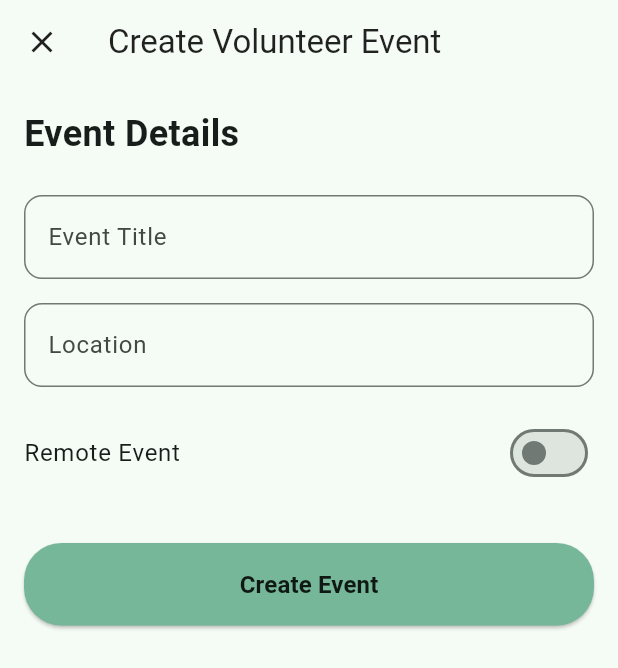
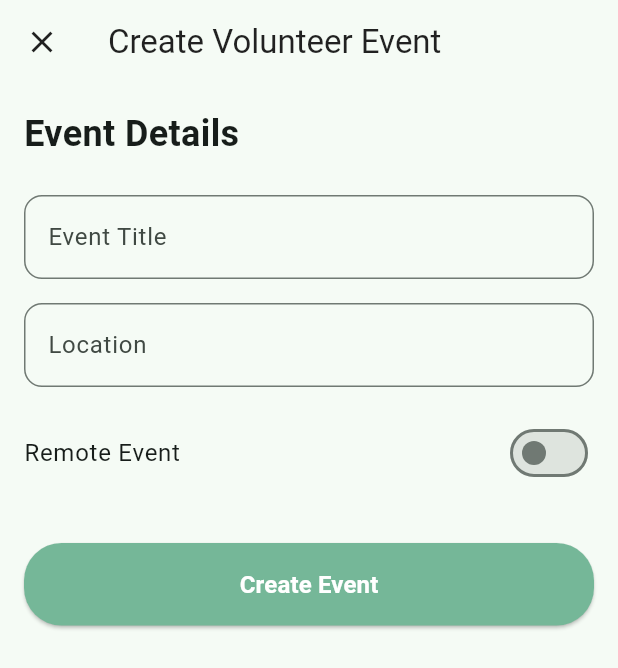
Before and after one commit to seolyam/kindhand, a Flutter app: the AddEventScreen screen opened directly with empty values, on a phone screen of 412 x 824 dp. Shown: the top 668 px of the screen. Run offline on Flutter 3.47's test engine with Material 3 defaults, Android fonts, the light colour scheme and no system bars; our stand-ins replace flutter_feather_icons, shared_preferences; accounts and stored records are empty.

Commit message:
style: black to white textColor

```diff
--- a/lib/screens/add_event_screen.dart
+++ b/lib/screens/add_event_screen.dart
@@ -126,7 +126,7 @@ class _AddEventScreenState extends State<AddEventScreen> {
                     child: const Text(
                       'Create Event',
                       style: TextStyle(
-                        color: Colors.black87,
+                        color: Colors.white,
                         fontSize: 16,
                         fontWeight: FontWeight.bold,
                       ),
```
